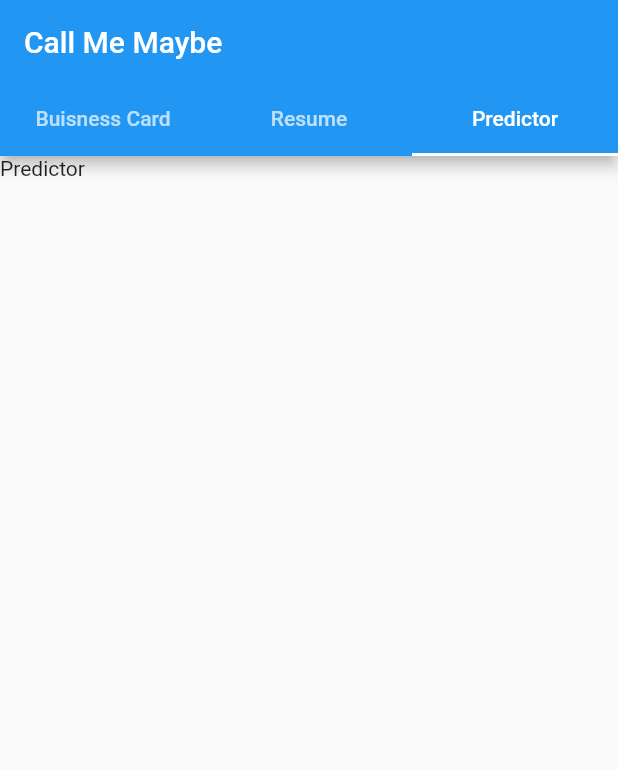
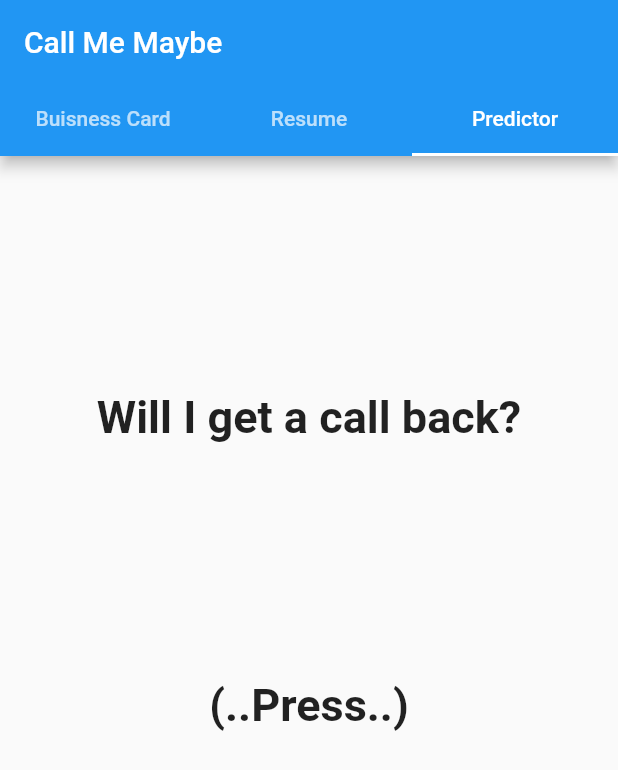
Before and after one commit to TheodoreAI/contact_app, a Flutter app: the screen it shows after launch, tab 3 chosen, on a phone screen of 412 x 824 dp. Shown: the top 770 px of the screen. Run offline on Flutter 3.47's test engine with Material 2 defaults, Android fonts, the phone set to English and light mode, and no system bars.

Commit message:
Added the predictor screen with a stateful widget.

```diff
--- a/lib/components/main_tab_controler.dart
+++ b/lib/components/main_tab_controler.dart
@@ -11,7 +11,7 @@ class MainTabController extends StatelessWidget {
     Tab(text: 'Predictor')
   ];
 
-  final screens = const [BuisnessCard(), Resume(), Predictor()];
+  final screens = const [BuisnessCard(), Resume(), ChangeText()];
 
   @override
   Widget build(BuildContext context) {
--- a/lib/screens/predictor.dart
+++ b/lib/screens/predictor.dart
@@ -1,10 +1,47 @@
+import 'package:flutter/cupertino.dart';
 import 'package:flutter/material.dart';
+import 'dart:math';
 
-class Predictor extends StatelessWidget {
-  const Predictor({Key? key}) : super(key: key);
+List<String> listOfMessages = [
+  'Calling Next Monday',
+  'We Have Decided...',
+  'Hello?',
+  'Please take this coding text...',
+  'You have been choosen for...',
+  'We will email you!',
+  'Your application has been seen',
+  'You got the Job!',
+  'Congratulations!'
+];
+
+class ChangeText extends StatefulWidget {
+  const ChangeText({Key? key}) : super(key: key);
+
+  @override
+  _ChangeTextState createState() => _ChangeTextState();
+}
+
+class _ChangeTextState extends State<ChangeText> {
+  String textToShow = '';
+  void changeMessage() {
+    final _random = Random();
+    setState(() {
+      textToShow = listOfMessages[_random.nextInt(listOfMessages.length)];
+    });
+  }
 
   @override
   Widget build(BuildContext context) {
-    return const Text('Predictor');
+    return Column(mainAxisAlignment: MainAxisAlignment.spaceEvenly, children: [
+      const Text('Will I get a call back?',
+          style: TextStyle(fontWeight: FontWeight.bold, fontSize: 30)),
+      GestureDetector(
+        onTap: () => changeMessage(),
+        child: const Text('(..Press..)',
+            style: TextStyle(fontWeight: FontWeight.bold, fontSize: 30)),
+      ),
+      Text(textToShow,
+          style: const TextStyle(fontWeight: FontWeight.bold, fontSize: 20)),
+    ]);
   }
 }
```
